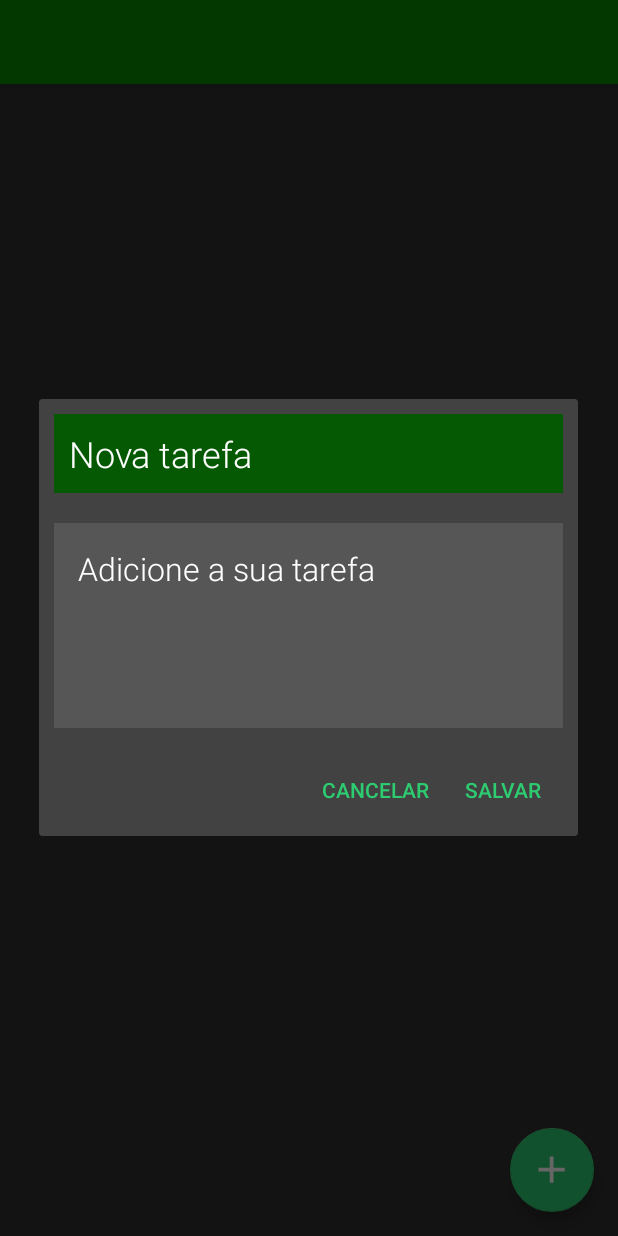
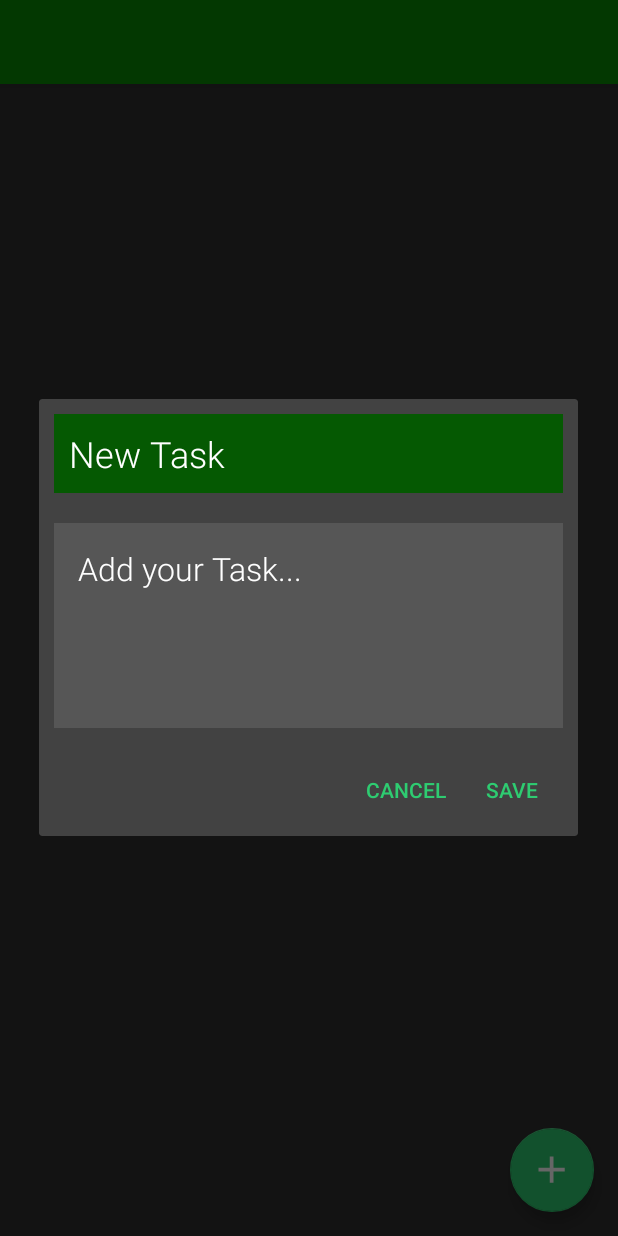
Before and after one commit to CelsoJunioDev/Lista-de-Tarefas, an Android app: the screen it shows after launch (MainActivity), after a tap on an icon or button, on a phone screen of 412 x 824 dp. Run offline under Robolectric (Android 15) with nearby library versions, the phone set to English and light mode, and no system bars.

Commit message:
Criadas as traduções ES e EN

```diff
--- a/app/src/main/res/layout/list_item_layout.xml
+++ b/app/src/main/res/layout/list_item_layout.xml
@@ -3,10 +3,12 @@
     android:layout_width="match_parent"
     android:layout_height="wrap_content"
     android:clickable="true"
-    android:foreground="?attr/selectableItemBackground">
+    android:foreground="?attr/selectableItemBackground"
+    >
 
     <TextView
         android:id="@+id/dataAtual"
+        android:text="27, fev, 2020"
         android:layout_width="match_parent"
         android:layout_height="wrap_content"
         android:layout_marginStart="@dimen/layout_margin"
@@ -20,6 +22,7 @@
 
     <TextView
         android:id="@+id/texto"
+        android:text="notas nota nota nota"
         android:layout_width="match_parent"
         android:layout_height="wrap_content"
         android:layout_below="@id/dataAtual"
--- a/app/src/main/res/layout/lista_dialog.xml
+++ b/app/src/main/res/layout/lista_dialog.xml
@@ -26,7 +26,7 @@
         android:ems="10"
         android:fontFamily="sans-serif-light"
         android:gravity="top"
-        android:hint="@string/intText"
+        android:hint="@string/hintText"
         android:inputType="textMultiLine"
         android:lines="4"
         android:padding="@dimen/activity_margin"
--- a/app/src/main/res/layout/main_container.xml
+++ b/app/src/main/res/layout/main_container.xml
@@ -4,8 +4,7 @@
     android:layout_width="match_parent"
     android:layout_height="match_parent"
     xmlns:tools="http://schemas.android.com/tools"
-
-    tools:showIn="@layout/activity_main">
+    tools:showIn="@layout/list_item_layout">
 
     <androidx.recyclerview.widget.RecyclerView
         android:id="@+id/recyclerMain"
--- a/app/src/main/res/values/strings.xml
+++ b/app/src/main/res/values/strings.xml
@@ -1,17 +1,20 @@
 <resources>
-    <string name="app_name">Kotlin - Lista de tarefas</string>
-    <string name="dialogNewTitulo">Nova tarefa</string>
-    <string name="dialogEditTitulo">Editar tarefa</string>
-    <string name="intText">Adicione a sua tarefa</string>
 
-    <string name="novo">Nova tarefa</string>
-    <string name="editar">Editar tarefa</string>
-    <string name="atualizar">Atualizar</string>
-    <string name="salvar">Salvar</string>
-    <string name="cancelar">Cancelar</string>
-    <string name="toastTarefa">Adicione uma tarefa!</string>
-    <string name="excluir">Excluir Tarefa</string>
-    <string name="excluirTudo">Excluir todas as tarefas</string>
-    <string name="tituloOpcao">Escolha uma opção</string>
-    <string name="toastErro">Erro ao carregar ação</string>
+<string name="app_name">Task List</string>
+<string name="dialogNewTitulo">New task</string>
+<string name="dialogEditTitulo">Edit Task</string>
+<string name="hintText">Add your Task...</string>
+
+<string name="novo">New Task</string>
+<string name="editar">Edit Task</string>
+<string name="atualizar">Update</string>
+<string name="salvar">Save</string>
+<string name="cancelar">Cancel</string>
+<string name="toastTarefa">Add a task!</string>
+
+<string name="excluir">Delete Task</string>
+<string name="excluirTudo">Delete All Tasks</string>
+<string name="tituloOpcao">Choose an Option</string>
+<string name="toastErro">Error loading action</string>
+
 </resources>
```
Also changed, not shown: app/src/main/res/layout/activity_main.xml (+6 -3 lines), 2 other files.
